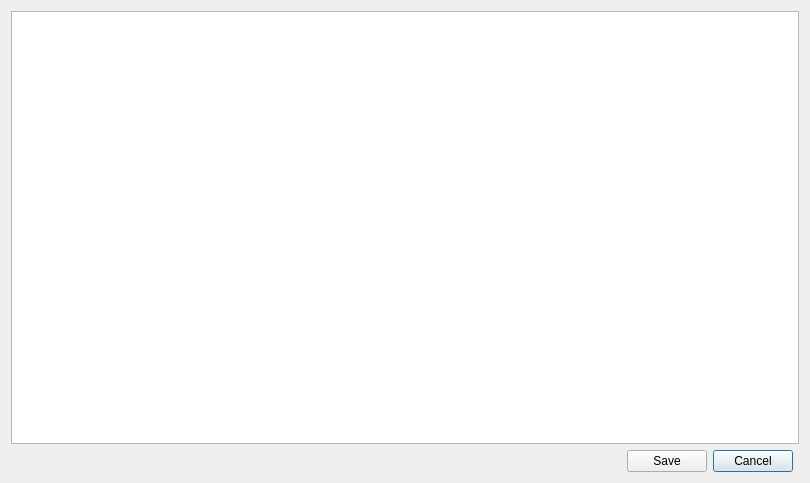
guhaoyu2005/cs3307aTeamDraco, file AcuitySTAR/src/gui/ErrorEditDialog.ui: the form before one commit.
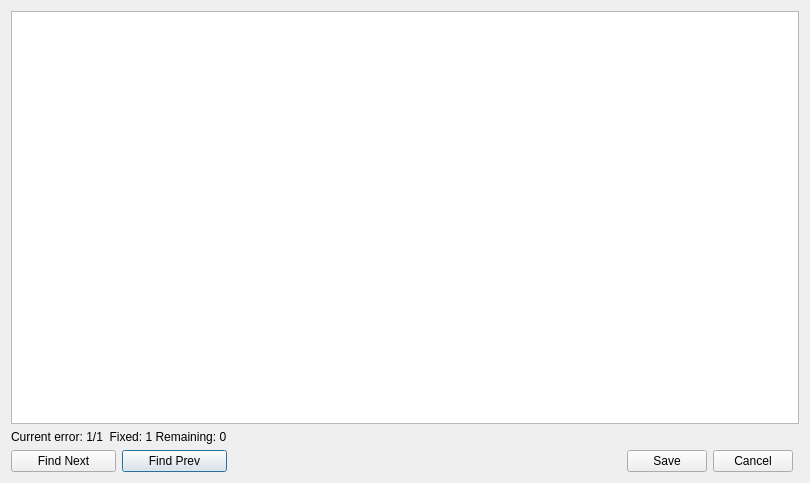
The form after the commit. Icons and pictures are not drawn.

Commit message: Added error counter and navi buttons in csv editor

What changed in the file:
```diff
--- a/AcuitySTAR/src/gui/ErrorEditDialog.ui
+++ b/AcuitySTAR/src/gui/ErrorEditDialog.ui
@@ -18,17 +18,41 @@
     <normaloff>:/icon32.ico</normaloff>:/icon32.ico</iconset>
   </property>
   <layout class="QGridLayout" name="gridLayout">
-   <item row="0" column="0" colspan="4">
-    <widget class="QTableWidget" name="tableWidget"/>
+   <item row="3" column="1">
+    <widget class="QPushButton" name="FindPrevBtn">
+     <property name="text">
+      <string>Find Prev</string>
+     </property>
+    </widget>
    </item>
-   <item row="2" column="2">
+   <item row="3" column="3">
+    <widget class="QPushButton" name="save">
+     <property name="maximumSize">
+      <size>
+       <width>798</width>
+       <height>16777215</height>
+      </size>
+     </property>
+     <property name="text">
+      <string>Save</string>
+     </property>
+    </widget>
+   </item>
+   <item row="3" column="0">
+    <widget class="QPushButton" name="FindNextBtn">
+     <property name="text">
+      <string>Find Next</string>
+     </property>
+    </widget>
+   </item>
+   <item row="3" column="4">
     <widget class="QPushButton" name="cancel">
      <property name="text">
       <string>Cancel</string>
      </property>
     </widget>
    </item>
-   <item row="2" column="0">
+   <item row="3" column="2">
     <spacer name="horizontalSpacer">
      <property name="orientation">
       <enum>Qt::Horizontal</enum>
@@ -41,16 +65,16 @@
      </property>
     </spacer>
    </item>
-   <item row="2" column="1">
-    <widget class="QPushButton" name="save">
-     <property name="maximumSize">
-      <size>
-       <width>798</width>
-       <height>16777215</height>
-      </size>
-     </property>
+   <item row="0" column="0" colspan="6">
+    <widget class="QTableWidget" name="tableWidget"/>
+   </item>
+   <item row="2" column="0" colspan="2">
+    <widget class="QLabel" name="ErrorDisplayLbl">
      <property name="text">
-      <string>Save</string>
+      <string>Current error: 1/1  Fixed: 1 Remaining: 0</string>
+     </property>
+     <property name="alignment">
+      <set>Qt::AlignBottom|Qt::AlignLeading|Qt::AlignLeft</set>
      </property>
     </widget>
    </item>
```
The commit also changes 3 other files.
